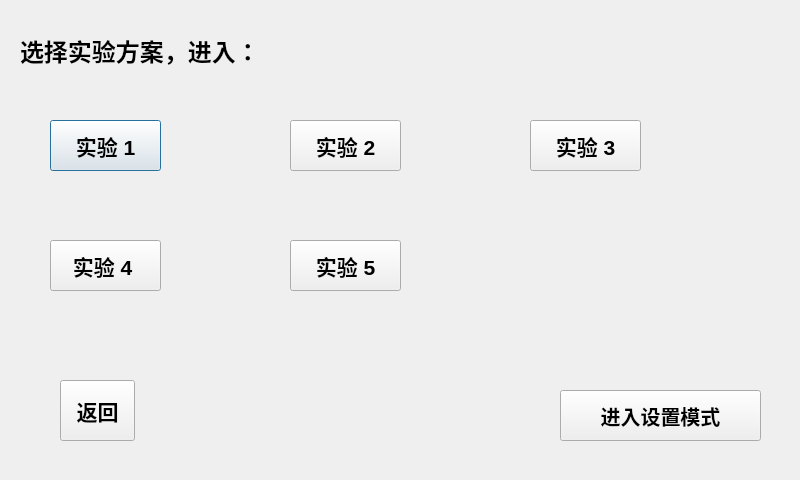
Before: the Qt Designer form running.ui in wanghao-xznu/untitled2, drawn with Qt 5.
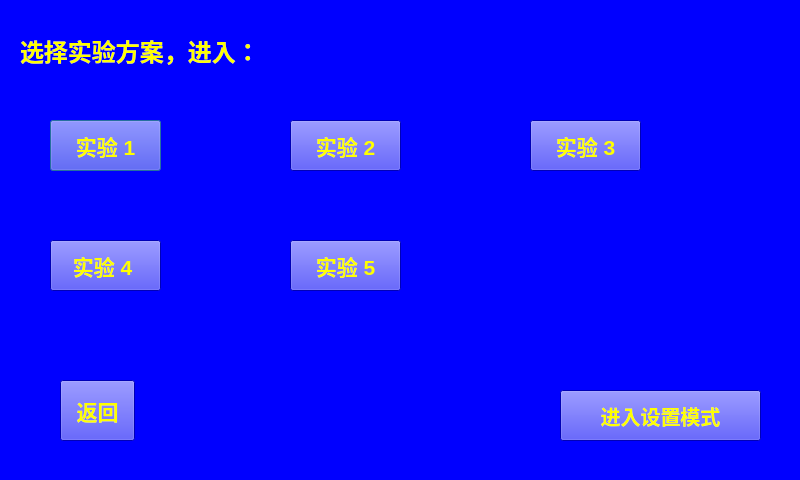
After: the same form once the commit is applied.

Commit message: set some backgroung color

```diff
--- a/running.ui
+++ b/running.ui
@@ -13,6 +13,10 @@
   <property name="windowTitle">
    <string>Dialog</string>
   </property>
+  <property name="styleSheet">
+   <string notr="true">color: rgb(255, 255, 0);
+background-color: rgb(0, 0, 255);</string>
+  </property>
   <widget class="QPushButton" name="pushButton">
    <property name="geometry">
     <rect>
```
The commit also changes 4 other files.
